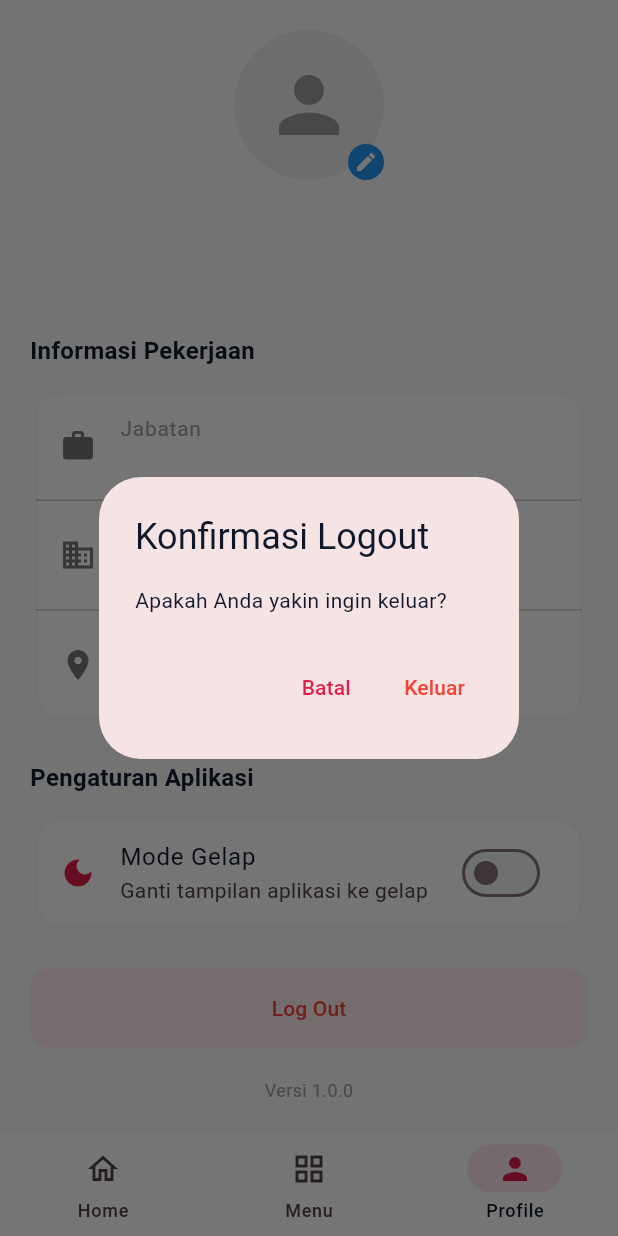
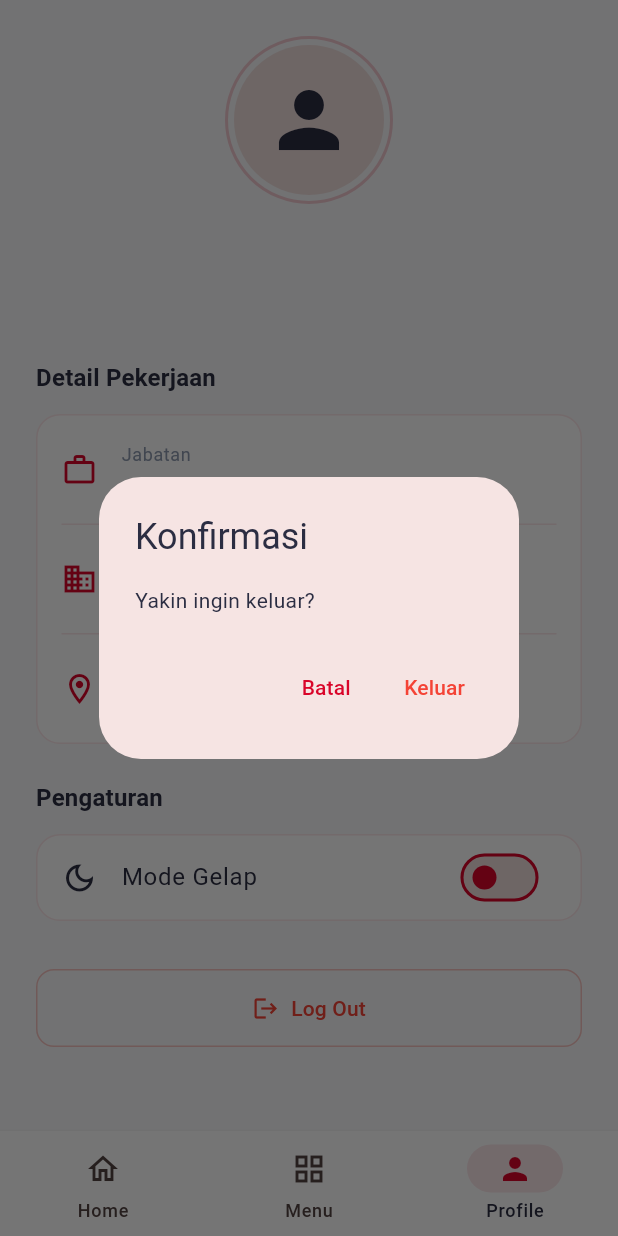
Before and after one commit to KYCE26/SITEKAD_FLUTTER, a Flutter app: the MainScreen screen opened directly, item 3 of the bottom bar chosen, after a tap on "Log Out", on a phone screen of 412 x 824 dp. Run offline on Flutter 3.47's test engine with Material 3 defaults, Android fonts, the phone set to English and light mode, and no system bars; our stand-ins replace device_info_plus, dio, geolocator, image_picker, permission_handler, shared_preferences; missing offline and left inert: mobile_scanner; accounts and stored records are empty; network calls fail.

Commit message:
lagi lagi ui

```diff
--- a/lib/providers/theme_provider.dart
+++ b/lib/providers/theme_provider.dart
@@ -11,71 +11,75 @@ class ThemeProvider with ChangeNotifier {
 
   ThemeData get currentTheme => _isDarkMode ? _darkTheme : _lightTheme;
 
-  // --- PALET WARNA MODERN (Clean White + Elegant Red) ---
-
-  // TEMA TERANG
+  // --- TEMA TERANG ---
   final ThemeData _lightTheme = ThemeData(
     useMaterial3: true,
     brightness: Brightness.light,
     colorScheme: ColorScheme.fromSeed(
-      seedColor: const Color(0xFFE11D48), // Merah Cherry Modern
-      primary: const Color(0xFFE11D48),
-      secondary: const Color(0xFF64748B),
+      seedColor: const Color(0xFFD90429), // Merah Brand
+      primary: const Color(0xFFD90429),
+      secondary: const Color(0xFF8D99AE),
       surface: const Color(0xFFFFFFFF),
-      surfaceContainerHighest: const Color(0xFFF1F5F9),
-      onSurface: const Color(0xFF0F172A),
+      onSurface: const Color(0xFF2B2D42),
+      outline: const Color(0xFFD90429),
     ),
-    scaffoldBackgroundColor: const Color(0xFFFAFAFA),
+    scaffoldBackgroundColor: const Color(0xFFF8F9FA),
 
     appBarTheme: const AppBarTheme(
       backgroundColor: Colors.transparent,
       surfaceTintColor: Colors.transparent,
-      foregroundColor: Color(0xFF0F172A),
+      foregroundColor: Color(0xFF2B2D42),
       elevation: 0,
-      centerTitle: false,
     ),
 
-    // PERBAIKAN: Gunakan CardThemeData
     cardTheme: CardThemeData(
       elevation: 0,
+      color: Colors.white,
       shape: RoundedRectangleBorder(
         borderRadius: BorderRadius.circular(16),
-        side: BorderSide(color: Colors.grey.withValues(alpha: 0.1)),
+        side: BorderSide(color: Colors.grey.withValues(alpha: 0.2)),
       ),
-      color: Colors.white,
     ),
 
     elevatedButtonTheme: ElevatedButtonThemeData(
       style: ElevatedButton.styleFrom(
+        backgroundColor: const Color(0xFFD90429),
+        foregroundColor: Colors.white,
         elevation: 0,
         shape: RoundedRectangleBorder(borderRadius: BorderRadius.circular(12)),
-        padding: const EdgeInsets.symmetric(vertical: 16, horizontal: 24),
-        backgroundColor: const Color(0xFFE11D48),
-        foregroundColor: Colors.white,
+        padding: const EdgeInsets.symmetric(vertical: 16),
       ),
     ),
   );
 
-  // TEMA GELAP
+  // --- TEMA GELAP ---
   final ThemeData _darkTheme = ThemeData(
     useMaterial3: true,
     brightness: Brightness.dark,
     colorScheme: ColorScheme.fromSeed(
-      seedColor: const Color(0xFFFB7185),
+      seedColor: const Color(0xFFEF233C),
       brightness: Brightness.dark,
-      surface: const Color(0xFF1E293B),
+      primary: const Color(0xFFEF233C),
+      surface: const Color(0xFF1E1E1E),
+      onSurface: const Color(0xFFEDF2F4),
+      // PERBAIKAN: Hapus 'background' karena sudah deprecated & dihandle scaffoldBackgroundColor
     ),
-    scaffoldBackgroundColor: const Color(0xFF0F172A),
+    scaffoldBackgroundColor: const Color(0xFF121212),
+
     appBarTheme: const AppBarTheme(
       backgroundColor: Colors.transparent,
+      surfaceTintColor: Colors.transparent,
+      foregroundColor: Colors.white,
       elevation: 0,
     ),
 
-    // PERBAIKAN: Gunakan CardThemeData
     cardTheme: CardThemeData(
       elevation: 0,
-      shape: RoundedRectangleBorder(borderRadius: BorderRadius.circular(16)),
-      color: const Color(0xFF1E293B),
+      color: const Color(0xFF1E1E1E),
+      shape: RoundedRectangleBorder(
+        borderRadius: BorderRadius.circular(16),
+        side: BorderSide(color: Colors.white.withValues(alpha: 0.1)),
+      ),
     ),
   );
 
--- a/lib/screens/tabs/home_tab.dart
+++ b/lib/screens/tabs/home_tab.dart
@@ -26,53 +26,67 @@ class _HomeTabState extends State<HomeTab> {
   @override
   Widget build(BuildContext context) {
     final userProvider = Provider.of<UserProvider>(context);
-    final colorScheme = Theme.of(context).colorScheme;
+    final theme = Theme.of(context);
 
     return RefreshIndicator(
       onRefresh: () => userProvider.refreshData(),
       child: ListView(
-        padding: const EdgeInsets.all(20.0),
+        padding: const EdgeInsets.all(24.0),
         children: [
-          _buildWelcomeHeader(userProvider.user),
+          _buildWelcomeHeader(userProvider.user, theme),
           const SizedBox(height: 24),
 
-          _buildClockCard(context, colorScheme, userProvider),
+          _buildClockCard(context, theme, userProvider),
           const SizedBox(height: 24),
 
           Row(
             mainAxisAlignment: MainAxisAlignment.spaceBetween,
             children: [
-              const Text("Aktivitas Terkini", style: TextStyle(fontWeight: FontWeight.bold, fontSize: 18)),
-              TextButton(onPressed: () {}, child: const Text("Lihat Semua")),
+              Text("Aktivitas Terkini", style: theme.textTheme.titleMedium?.copyWith(fontWeight: FontWeight.bold)),
+              // TextButton(onPressed: () {}, child: const Text("Lihat Semua")),
             ],
           ),
-          const SizedBox(height: 8),
+          const SizedBox(height: 12),
 
           if (userProvider.history.isEmpty)
-            const Center(child: Padding(padding: EdgeInsets.all(20), child: Text("Belum ada aktivitas")))
+            Center(
+              child: Padding(
+                padding: const EdgeInsets.all(20),
+                child: Text("Belum ada aktivitas", style: TextStyle(color: theme.colorScheme.secondary))
+              )
+            )
           else
-            ...userProvider.history.take(5).map((rec) => _buildHistoryItem(rec, colorScheme)),
+            ...userProvider.history.take(5).map((rec) => _buildHistoryItem(rec, theme)),
         ],
       ),
     );
   }
 
-  Widget _buildWelcomeHeader(UserProfile? user) {
+  Widget _buildWelcomeHeader(UserProfile? user, ThemeData theme) {
     return Row(
       children: [
-        CircleAvatar(
-          radius: 25,
-          backgroundColor: Colors.grey[200],
-          child: const Icon(Icons.person, size: 30, color: Colors.grey),
+        Container(
+          decoration: BoxDecoration(
+            shape: BoxShape.circle,
+            border: Border.all(color: theme.colorScheme.primary, width: 2),
+          ),
+          child: CircleAvatar(
+            radius: 28,
+            backgroundColor: theme.colorScheme.surface,
+            child: Icon(Icons.person, size: 32, color: theme.colorScheme.onSurface),
+          ),
         ),
         const SizedBox(width: 16),
         Column(
           crossAxisAlignment: CrossAxisAlignment.start,
           children: [
-            const Text("Halo, Selamat Bekerja!", style: TextStyle(fontSize: 12, color: Colors.grey)),
             Text(
               user?.namaLengkap ?? "Loading...",
-              style: const TextStyle(fontWeight: FontWeight.bold, fontSize: 18),
+              style: theme.textTheme.titleLarge?.copyWith(fontWeight: FontWeight.bold),
+            ),
+            Text(
+              user?.nitad ?? "...",
+              style: theme.textTheme.bodyMedium?.copyWith(color: theme.colorScheme.secondary),
             ),
           ],
         ),
@@ -80,7 +94,7 @@ class _HomeTabState extends State<HomeTab> {
     );
   }
 
-  Widget _buildClockCard(BuildContext context, ColorScheme colors, UserProvider provider) {
+  Widget _buildClockCard(BuildContext context, ThemeData theme, UserProvider provider) {
     void startScanning(String type) async {
       final qrResult = await Navigator.push(
         context,
@@ -97,64 +111,81 @@ class _HomeTabState extends State<HomeTab> {
       }
     }
 
+    final isDarkMode = theme.brightness == Brightness.dark;
+
     return Card(
-      elevation: 4,
-      color: colors.primary,
+      // Card Putih/Gelap dengan Border Merah Tipis
+      elevation: 0,
+      color: theme.cardTheme.color,
+      shape: RoundedRectangleBorder(
+        borderRadius: BorderRadius.circular(24),
+        side: BorderSide(color: theme.colorScheme.primary.withValues(alpha: 0.3), width: 1.5),
+      ),
       child: Padding(
         padding: const EdgeInsets.all(24),
         child: Column(
           children: [
+            // JAM DIGITAL (WARNA MERAH)
             StreamBuilder<DateTime>(
               stream: _clockStream,
               builder: (_, snap) => Text(
                 DateFormat('HH:mm:ss').format(snap.data ?? DateTime.now()),
-                style: const TextStyle(fontSize: 48, fontWeight: FontWeight.bold, color: Colors.white),
+                style: TextStyle(
+                  fontSize: 52,
+                  fontWeight: FontWeight.bold,
+                  color: theme.colorScheme.primary, // Merah di sini!
+                  letterSpacing: 2,
+                ),
               ),
             ),
             Text(
               DateFormat('EEEE, dd MMMM yyyy', 'id_ID').format(DateTime.now()),
-              style: const TextStyle(fontSize: 14, color: Colors.white70),
+              style: TextStyle(fontSize: 16, color: theme.colorScheme.secondary),
             ),
-            const SizedBox(height: 20),
+            const SizedBox(height: 24),
+            const Divider(),
+            const SizedBox(height: 16),
+
+            // Status Pill
             Container(
               padding: const EdgeInsets.symmetric(horizontal: 16, vertical: 8),
               decoration: BoxDecoration(
-                // PERBAIKAN: withValues
-                color: Colors.white.withValues(alpha: 0.2),
+                color: isDarkMode ? Colors.white.withValues(alpha: 0.05) : Colors.grey.withValues(alpha: 0.1),
                 borderRadius: BorderRadius.circular(20)
               ),
               child: Text(
-                provider.attendanceStatus,
-                style: const TextStyle(fontWeight: FontWeight.bold, color: Colors.white),
+                "Status: ${provider.attendanceStatus}",
+                style: TextStyle(fontWeight: FontWeight.w600, color: theme.colorScheme.onSurface),
                 textAlign: TextAlign.center,
               ),
             ),
             const SizedBox(height: 24),
+
+            // Tombol Aksi
             Row(
               children: [
                 Expanded(
-                  child: ElevatedButton.icon(
+                  child: ElevatedButton(
                     onPressed: provider.canClockIn ? () => startScanning('in') : null,
-                    icon: const Icon(Icons.login),
-                    label: const Text("MASUK"),
                     style: ElevatedButton.styleFrom(
-                      backgroundColor: Colors.white,
-                      foregroundColor: colors.primary,
-                      padding: const EdgeInsets.symmetric(vertical: 12),
+                      backgroundColor: theme.colorScheme.primary, // Tombol Masuk Merah Solid
+                      foregroundColor: Colors.white,
+                      elevation: 0,
                     ),
+                    child: const Text("Clock In"),
                   ),
                 ),
                 const SizedBox(width: 16),
                 Expanded(
-                  child: ElevatedButton.icon(
+                  child: OutlinedButton(
                     onPressed: provider.canClockOut ? () => startScanning('out') : null,
-                    icon: const Icon(Icons.logout),
-                    label: const Text("PULANG"),
-                    style: ElevatedButton.styleFrom(
-                      backgroundColor: const Color(0xFF2B2D42),
-                      foregroundColor: Colors.white,
-                      padding: const EdgeInsets.symmetric(vertical: 12),
+                    style: OutlinedButton.styleFrom(
+                      side: BorderSide(color: theme.colorScheme.primary), // Tombol Keluar Outline Merah
+                      foregroundColor: isDarkMode ? Colors.white : theme.colorScheme.primary,
+                      padding: const EdgeInsets.symmetric(vertical: 16),
+                      shape: RoundedRectangleBorder(borderRadius: BorderRadius.circular(12)),
                     ),
+                    child: const Text("Clock Out"),
                   ),
                 ),
               ],
@@ -165,36 +196,28 @@ class _HomeTabState extends State<HomeTab> {
     );
   }
 
-  Widget _buildHistoryItem(AttendanceRecord record, ColorScheme colors) {
+  Widget _buildHistoryItem(AttendanceRecord record, ThemeData theme) {
     bool isOk = !record.isLate;
     return Container(
       margin: const EdgeInsets.only(bottom: 12),
       padding: const EdgeInsets.all(16),
       decoration: BoxDecoration(
-        color: Theme.of(context).cardColor,
-        borderRadius: BorderRadius.circular(12),
-        boxShadow: [
-          BoxShadow(
-            // PERBAIKAN: withValues
-            color: Colors.black.withValues(alpha: 0.05),
-            blurRadius: 5,
-            offset: const Offset(0, 2),
-          )
-        ]
+        color: theme.cardTheme.color,
+        borderRadius: BorderRadius.circular(16),
+        border: Border.all(color: theme.colorScheme.outline.withValues(alpha: 0.1)),
       ),
       child: Row(
         children: [
           Container(
             padding: const EdgeInsets.all(10),
             decoration: BoxDecoration(
-              // PERBAIKAN: withValues
               color: isOk ? Colors.green.withValues(alpha: 0.1) : Colors.red.withValues(alpha: 0.1),
               shape: BoxShape.circle,
             ),
             child: Icon(
-              isOk ? Icons.check_circle : Icons.warning,
+              isOk ? Icons.check_circle : Icons.warning_rounded,
               color: isOk ? Colors.green : Colors.red,
-              size: 20,
+              size: 24,
             ),
           ),
           const SizedBox(width: 16),
@@ -202,11 +225,14 @@ class _HomeTabState extends State<HomeTab> {
             child: Column(
               crossAxisAlignment: CrossAxisAlignment.start,
               children: [
-                Text(record.date, style: const TextStyle(fontWeight: FontWeight.bold)),
+                Text(
+                  record.date,
+                  style: theme.textTheme.bodyLarge?.copyWith(fontWeight: FontWeight.bold)
+                ),
                 const SizedBox(height: 4),
                 Text(
-                  "${record.clockIn} - ${record.clockOut}",
-                  style: const TextStyle(color: Colors.grey, fontSize: 12),
+                  "Masuk: ${record.clockIn} • Keluar: ${record.clockOut}",
+                  style: theme.textTheme.bodySmall?.copyWith(color: theme.colorScheme.secondary),
                 ),
               ],
             ),
--- a/lib/screens/tabs/profile_tab.dart
+++ b/lib/screens/tabs/profile_tab.dart
@@ -13,32 +13,31 @@ class ProfileTab extends StatelessWidget {
     final authProvider = Provider.of<AuthProvider>(context, listen: false);
     final themeProvider = Provider.of<ThemeProvider>(context);
     final user = userProvider.user;
+    final theme = Theme.of(context);
 
-    // PERBAIKAN: Tambah Kurung Kurawal
     if (user == null) {
       return const Center(child: Text("Data user tidak ditemukan"));
     }
 
     return ListView(
-      padding: const EdgeInsets.all(20),
+      padding: const EdgeInsets.all(24),
       children: [
+        // Avatar
         Center(
           child: Stack(
             children: [
-              CircleAvatar(
-                radius: 50,
-                backgroundColor: Colors.grey[200],
-                child: const Icon(Icons.person, size: 60, color: Colors.grey),
+              Container(
+                padding: const EdgeInsets.all(4),
+                decoration: BoxDecoration(
+                  shape: BoxShape.circle,
+                  border: Border.all(color: theme.colorScheme.primary.withValues(alpha: 0.2), width: 2),
+                ),
+                child: CircleAvatar(
+                  radius: 50,
+                  backgroundColor: theme.colorScheme.surfaceContainerHighest,
+                  child: Icon(Icons.person, size: 60, color: theme.colorScheme.onSurface),
+                ),
               ),
-              Positioned(
-                bottom: 0,
-                right: 0,
-                child: Container(
-                  padding: const EdgeInsets.all(4),
-                  decoration: const BoxDecoration(color: Colors.blue, shape: BoxShape.circle),
-                  child: const Icon(Icons.edit, color: Colors.white, size: 16),
-                ),
-              )
             ],
           ),
         ),
@@ -46,58 +45,68 @@ class ProfileTab extends StatelessWidget {
         Center(
           child: Text(
             user.namaLengkap,
-            style: const TextStyle(fontWeight: FontWeight.bold, fontSize: 22),
+            style: theme.textTheme.headlineSmall?.copyWith(fontWeight: FontWeight.bold),
+            textAlign: TextAlign.center,
           ),
         ),
         Center(
           child: Text(
             user.nitad,
-            style: const TextStyle(color: Colors.grey, fontSize: 16),
+            style: theme.textTheme.bodyLarge?.copyWith(color: theme.colorScheme.secondary),
           ),
         ),
         const SizedBox(height: 32),
 
-        const Text("Informasi Pekerjaan", style: TextStyle(fontWeight: FontWeight.bold, fontSize: 16)),
+        // Info Section
+        Text("Detail Pekerjaan", style: theme.textTheme.titleMedium?.copyWith(fontWeight: FontWeight.bold)),
         const SizedBox(height: 12),
-        Card(
+        Container(
+          decoration: BoxDecoration(
+            color: theme.cardTheme.color,
+            borderRadius: BorderRadius.circular(16),
+            border: Border.all(color: theme.colorScheme.outline.withValues(alpha: 0.1)),
+          ),
           child: Column(
             children: [
-              _buildInfoTile(Icons.work, "Jabatan", user.jabatan),
-              const Divider(height: 1),
-              _buildInfoTile(Icons.business, "Cabang", user.cabang),
-              const Divider(height: 1),
-              _buildInfoTile(Icons.location_on, "Lokasi", user.lokasi),
+              _buildInfoTile(context, Icons.work_outline, "Jabatan", user.jabatan),
+              Divider(height: 1, indent: 16, endIndent: 16, color: theme.dividerColor.withValues(alpha: 0.1)),
+              _buildInfoTile(context, Icons.business_outlined, "Cabang", user.cabang),
+              Divider(height: 1, indent: 16, endIndent: 16, color: theme.dividerColor.withValues(alpha: 0.1)),
+              _buildInfoTile(context, Icons.location_on_outlined, "Lokasi", user.lokasi),
             ],
           ),
         ),
         const SizedBox(height: 24),
 
-        const Text("Pengaturan Aplikasi", style: TextStyle(fontWeight: FontWeight.bold, fontSize: 16)),
+        // Settings Section
+        Text("Pengaturan", style: theme.textTheme.titleMedium?.copyWith(fontWeight: FontWeight.bold)),
         const SizedBox(height: 12),
-        Card(
-          child: Column(
-            children: [
-              SwitchListTile(
-                title: const Text("Mode Gelap"),
-                subtitle: const Text("Ganti tampilan aplikasi ke gelap"),
-                secondary: Icon(Icons.dark_mode, color: Theme.of(context).colorScheme.primary),
-                value: themeProvider.isDarkMode,
-                onChanged: (val) => themeProvider.toggleTheme(val),
-              ),
-            ],
+        Container(
+          decoration: BoxDecoration(
+            color: theme.cardTheme.color,
+            borderRadius: BorderRadius.circular(16),
+            border: Border.all(color: theme.colorScheme.outline.withValues(alpha: 0.1)),
+          ),
+          child: SwitchListTile(
+            title: const Text("Mode Gelap"),
+            secondary: Icon(Icons.dark_mode_outlined, color: theme.colorScheme.onSurface),
+            value: themeProvider.isDarkMode,
+            // PERBAIKAN: Hapus activeColor agar ikut tema (Primary Color)
+            onChanged: (val) => themeProvider.toggleTheme(val),
           ),
         ),
-        const SizedBox(height: 24),
+        const SizedBox(height: 32),
 
+        // Logout Button
         SizedBox(
           width: double.infinity,
-          child: ElevatedButton(
+          child: OutlinedButton.icon(
             onPressed: () {
               showDialog(
                 context: context,
                 builder: (ctx) => AlertDialog(
-                  title: const Text("Konfirmasi Logout"),
-                  content: const Text("Apakah Anda yakin ingin keluar?"),
+                  title: const Text("Konfirmasi"),
+                  content: const Text("Yakin ingin keluar?"),
                   actions: [
                     TextButton(onPressed: () => Navigator.pop(ctx), child: const Text("Batal")),
                     TextButton(
@@ -111,26 +120,26 @@ class ProfileTab extends StatelessWidget {
                 ),
               );
             },
-            style: ElevatedButton.styleFrom(
-              backgroundColor: Colors.red[50],
-              foregroundColor: Colors.red,
+            icon: const Icon(Icons.logout, color: Colors.red),
+            label: const Text("Log Out", style: TextStyle(color: Colors.red)),
+            style: OutlinedButton.styleFrom(
+              side: BorderSide(color: Colors.red.withValues(alpha: 0.3)),
               padding: const EdgeInsets.symmetric(vertical: 16),
-              elevation: 0,
+              shape: RoundedRectangleBorder(borderRadius: BorderRadius.circular(12)),
             ),
-            child: const Text("Log Out"),
           ),
         ),
-        const SizedBox(height: 20),
-        const Center(child: Text("Versi 1.0.0", style: TextStyle(color: Colors.grey, fontSize: 12))),
+        const SizedBox(height: 24),
       ],
     );
   }
 
-  Widget _buildInfoTile(IconData icon, String title, String value) {
+  Widget _buildInfoTile(BuildContext context, IconData icon, String title, String value) {
+    final theme = Theme.of(context);
     return ListTile(
-      leading: Icon(icon, color: Colors.grey[600]),
-      title: Text(title, style: const TextStyle(fontSize: 14, color: Colors.grey)),
-      subtitle: Text(value, style: const TextStyle(fontWeight: FontWeight.bold, fontSize: 16, color: Colors.black)),
+      leading: Icon(icon, color: theme.colorScheme.primary),
+      title: Text(title, style: theme.textTheme.bodySmall?.copyWith(color: theme.colorScheme.secondary)),
+      subtitle: Text(value, style: theme.textTheme.bodyLarge?.copyWith(fontWeight: FontWeight.w600)),
     );
   }
 }
```
